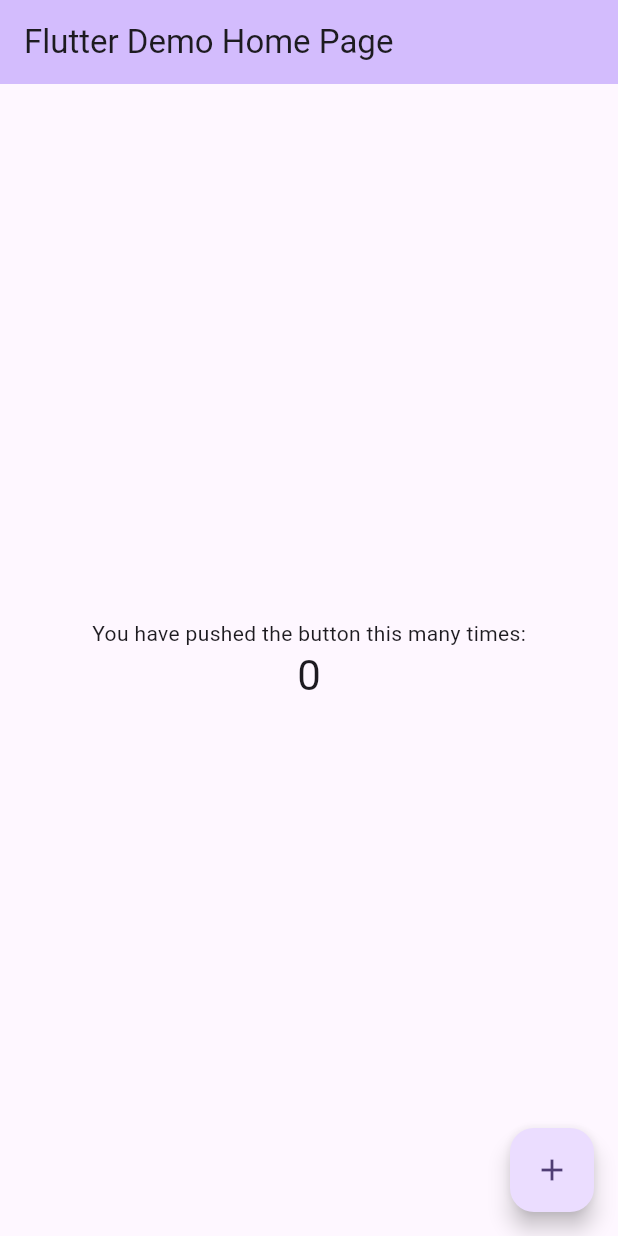
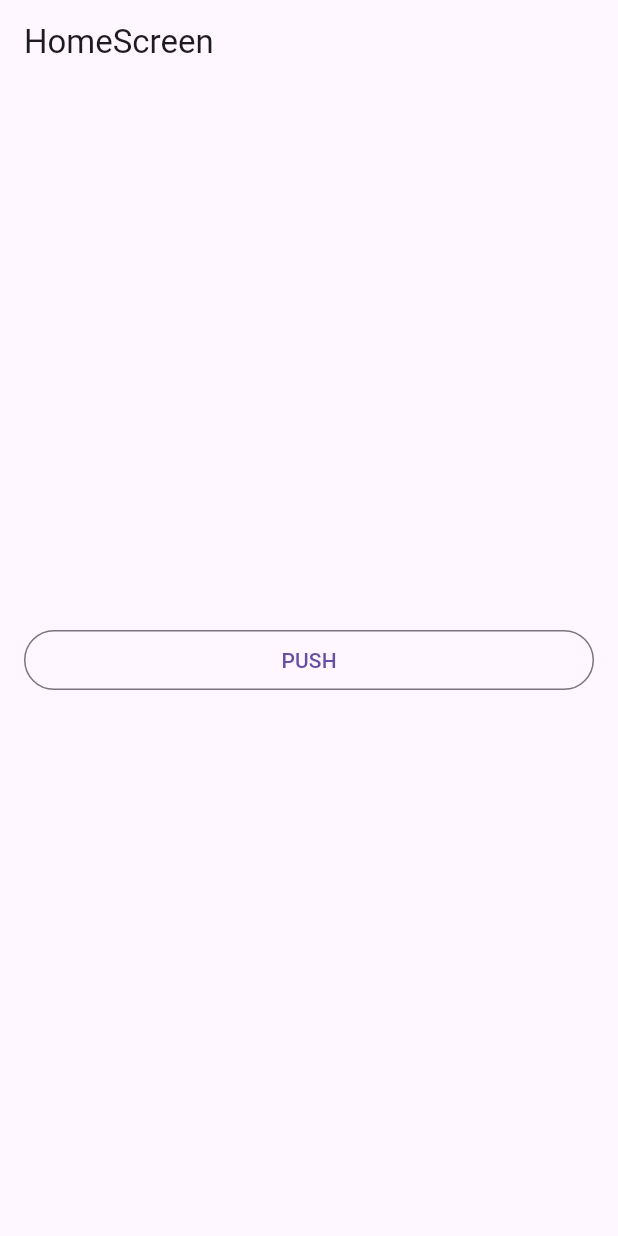
Before and after one commit to Woojung0618/Flutter_Practice, a Flutter app: the screen it shows after launch, on a phone screen of 412 x 824 dp. Run offline on Flutter 3.47's test engine with Material 3 defaults, Android fonts, the phone set to English and light mode, and no system bars; our stand-ins replace webview_flutter.

Commit message:
Navigation practice

```diff
--- /dev/null
+++ b/navigation/lib/layout/default_layout.dart
@@ -0,0 +1,31 @@
+import 'package:flutter/material.dart';
+
+class DefaultLayout extends StatelessWidget {
+  final List<Widget> children;
+  final String title;
+
+  const DefaultLayout({
+    super.key,
+    required this.children,
+    required this.title
+  });
+
+  @override
+  Widget build(BuildContext context) {
+    return Scaffold(
+      appBar: AppBar(
+        title: Text(title),
+      ),
+        body: Padding(padding:
+        const EdgeInsets.symmetric(
+          horizontal: 16.0,
+        ),
+            child: Column(
+              mainAxisAlignment: MainAxisAlignment.center,
+              crossAxisAlignment: CrossAxisAlignment.stretch,
+              children: children,
+            )
+        )
+    );
+  }
+}
--- a/navigation/lib/main.dart
+++ b/navigation/lib/main.dart
@@ -1,125 +1,24 @@
 import 'package:flutter/material.dart';
+import 'package:navigation/screen/home_screen.dart';
+import 'package:navigation/screen/route_one_screen.dart';
+import 'package:navigation/screen/route_three_screen.dart';
+import 'package:navigation/screen/route_two_screen.dart';
 
 void main() {
-  runApp(const MyApp());
+  runApp(
+      MaterialApp(
+        initialRoute: '/',
+        routes: {
+          /// key - 라우트 이름
+          /// value - builder -> 이동하고 싶은 라우트
+          '/': (BuildContext context) => HomeScreen(),
+          '/one': (BuildContext context) => RouteOneScreen(
+              number: 999,
+          ),
+          '/two': (BuildContext context) => RouteTwoScreen(),
+          '/three': (BuildContext context) => RouteThreeScreen()
+        },
+
+      )
+  );
 }
-
-class MyApp extends StatelessWidget {
-  const MyApp({super.key});
-
-  // This widget is the root of your application.
-  @override
-  Widget build(BuildContext context) {
-    return MaterialApp(
-      title: 'Flutter Demo',
-      theme: ThemeData(
-        // This is the theme of your application.
-        //
-        // TRY THIS: Try running your application with "flutter run". You'll see
-        // the application has a purple toolbar. Then, without quitting the app,
-        // try changing the seedColor in the colorScheme below to Colors.green
-        // and then invoke "hot reload" (save your changes or press the "hot
-        // reload" button in a Flutter-supported IDE, or press "r" if you used
-        // the command line to start the app).
-        //
-        // Notice that the counter didn't reset back to zero; the application
-        // state is not lost during the reload. To reset the state, use hot
-        // restart instead.
-        //
-        // This works for code too, not just values: Most code changes can be
-        // tested with just a hot reload.
-        colorScheme: ColorScheme.fromSeed(seedColor: Colors.deepPurple),
-        useMaterial3: true,
-      ),
-      home: const MyHomePage(title: 'Flutter Demo Home Page'),
-    );
-  }
-}
-
-class MyHomePage extends StatefulWidget {
-  const MyHomePage({super.key, required this.title});
-
-  // This widget is the home page of your application. It is stateful, meaning
-  // that it has a State object (defined below) that contains fields that affect
-  // how it looks.
-
-  // This class is the configuration for the state. It holds the values (in this
-  // case the title) provided by the parent (in this case the App widget) and
-  // used by the build method of the State. Fields in a Widget subclass are
-  // always marked "final".
-
-  final String title;
-
-  @override
-  State<MyHomePage> createState() => _MyHomePageState();
-}
-
-class _MyHomePageState extends State<MyHomePage> {
-  int _counter = 0;
-
-  void _incrementCounter() {
-    setState(() {
-      // This call to setState tells the Flutter framework that something has
-      // changed in this State, which causes it to rerun the build method below
-      // so that the display can reflect the updated values. If we changed
-      // _counter without calling setState(), then the build method would not be
-      // called again, and so nothing would appear to happen.
-      _counter++;
-    });
-  }
-
-  @override
-  Widget build(BuildContext context) {
-    // This method is rerun every time setState is called, for instance as done
-    // by the _incrementCounter method above.
-    //
-    // The Flutter framework has been optimized to make rerunning build methods
-    // fast, so that you can just rebuild anything that needs updating rather
-    // than having to individually change instances of widgets.
-    return Scaffold(
-      appBar: AppBar(
-        // TRY THIS: Try changing the color here to a specific color (to
-        // Colors.amber, perhaps?) and trigger a hot reload to see the AppBar
-        // change color while the other colors stay the same.
-        backgroundColor: Theme.of(context).colorScheme.inversePrimary,
-        // Here we take the value from the MyHomePage object that was created by
-        // the App.build method, and use it to set our appbar title.
-        title: Text(widget.title),
-      ),
-      body: Center(
-        // Center is a layout widget. It takes a single child and positions it
-        // in the middle of the parent.
-        child: Column(
-          // Column is also a layout widget. It takes a list of children and
-          // arranges them vertically. By default, it sizes itself to fit its
-          // children horizontally, and tries to be as tall as its parent.
-          //
-          // Column has various properties to control how it sizes itself and
-          // how it positions its children. Here we use mainAxisAlignment to
-          // center the children vertically; the main axis here is the vertical
-          // axis because Columns are vertical (the cross axis would be
-          // horizontal).
-          //
-          // TRY THIS: Invoke "debug painting" (choose the "Toggle Debug Paint"
-          // action in the IDE, or press "p" in the console), to see the
-          // wireframe for each widget.
-          mainAxisAlignment: MainAxisAlignment.center,
-          children: <Widget>[
-            const Text(
-              'You have pushed the button this many times:',
-            ),
-            Text(
-              '$_counter',
-              style: Theme.of(context).textTheme.headlineMedium,
-            ),
-          ],
-        ),
-      ),
-      floatingActionButton: FloatingActionButton(
-        onPressed: _incrementCounter,
-        tooltip: 'Increment',
-        child: const Icon(Icons.add),
-      ), // This trailing comma makes auto-formatting nicer for build methods.
-    );
-  }
-}
--- /dev/null
+++ b/navigation/lib/screen/home_screen.dart
@@ -0,0 +1,28 @@
+import 'package:flutter/material.dart';
+import 'package:navigation/layout/default_layout.dart';
+import 'package:navigation/screen/route_one_screen.dart';
+
+class HomeScreen extends StatelessWidget {
+  const HomeScreen({super.key});
+
+  @override
+  Widget build(BuildContext context) {
+    return DefaultLayout(
+      title: 'HomeScreen',
+        children: [
+          OutlinedButton(onPressed: () async {
+            final result = await Navigator.of(context).push(
+                MaterialPageRoute(
+                    builder: (BuildContext context){
+                      return RouteOneScreen(
+                        number: 123
+                      );
+                    }
+                )
+            );
+            print(result);
+          }, child: Text('PUSH')),
+        ]
+    );
+  }
+}
```
Also changed, not shown: navigation/lib/screen/route_one_screen.dart (added, +58 -0 lines), navigation/lib/screen/route_three_screen.dart (added, +24 -0 lines), navigation/lib/screen/route_two_screen.dart (added, +57 -0 lines).
